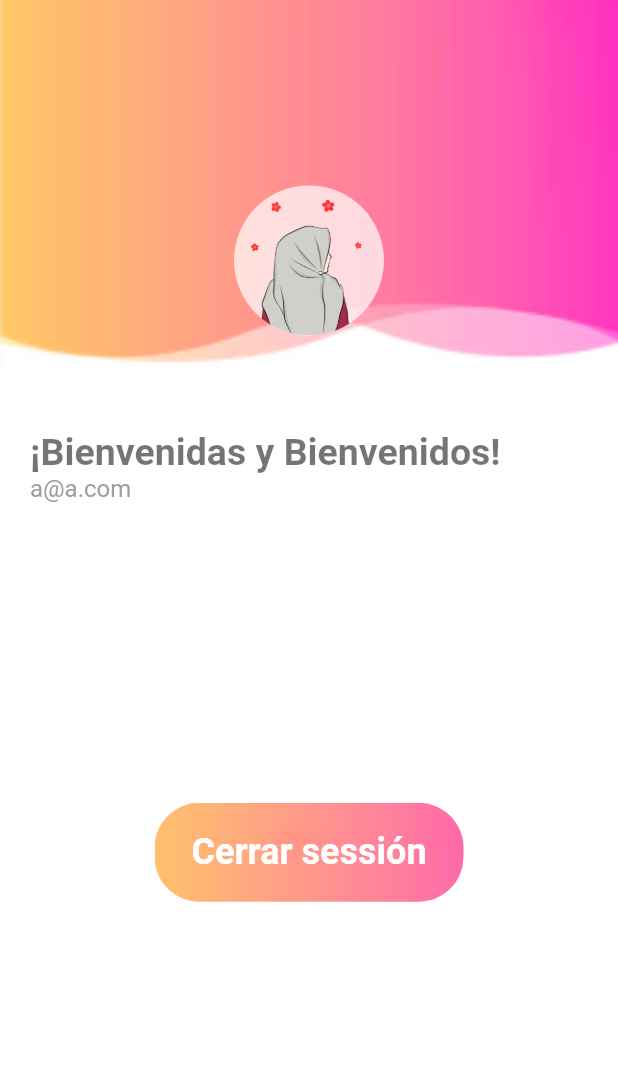
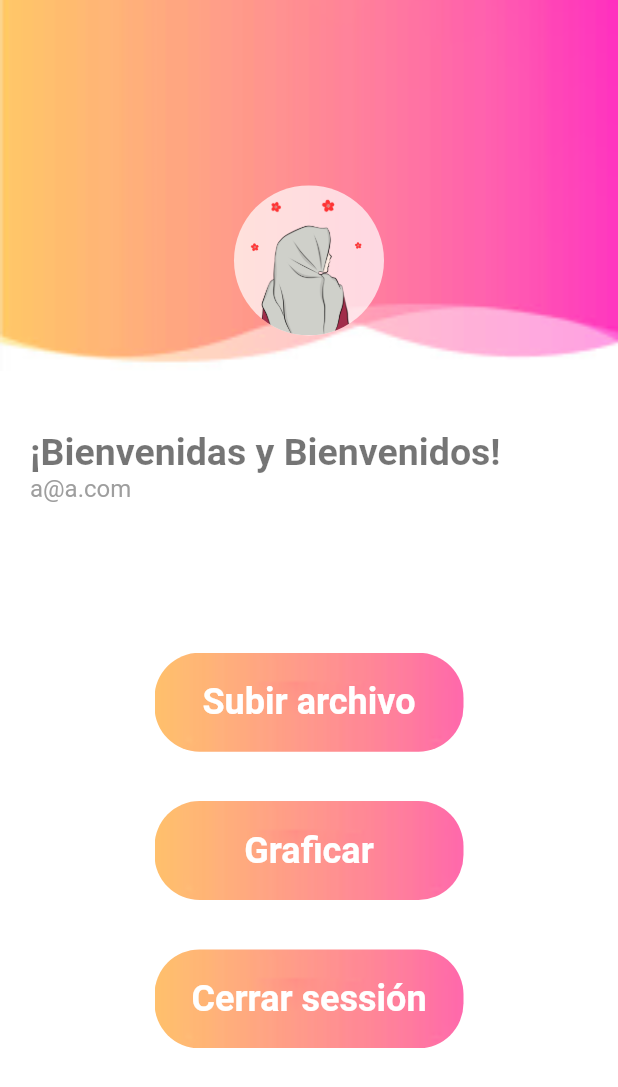
Before and after one commit to GitRockie/dnb-probe, a Flutter app: the HomePage screen opened directly, on a phone screen of 412 x 824 dp. Shown: the top 1087 px of the screen. Run offline on Flutter 3.47's test engine with Material 2 defaults, Android fonts, the phone set to English and light mode, and no system bars; our stand-ins replace get.

Commit message:
Home Page
3 buttons update

```diff
--- a/lib/home_page.dart
+++ b/lib/home_page.dart
@@ -54,7 +54,47 @@ class HomePage extends StatelessWidget {
             ),
           ),
           const SizedBox(
-            height: 200,
+            height: 100,
+          ),
+          Container(
+            width: w * 0.5,
+            height: h * 0.08,
+            decoration: BoxDecoration(
+                borderRadius: BorderRadius.circular(30),
+                image: const DecorationImage(
+                    image: AssetImage('img/loginbtn.png'), fit: BoxFit.cover)),
+            child: const Center(
+              child: Text(
+                'Subir archivo',
+                style: TextStyle(
+                    fontSize: 24,
+                    fontWeight: FontWeight.bold,
+                    color: Colors.white),
+              ),
+            ),
+          ),
+          SizedBox(
+            height: w * 0.08,
+          ),
+          Container(
+            width: w * 0.5,
+            height: h * 0.08,
+            decoration: BoxDecoration(
+                borderRadius: BorderRadius.circular(30),
+                image: const DecorationImage(
+                    image: AssetImage('img/loginbtn.png'), fit: BoxFit.cover)),
+            child: const Center(
+              child: Text(
+                'Graficar',
+                style: TextStyle(
+                    fontSize: 24,
+                    fontWeight: FontWeight.bold,
+                    color: Colors.white),
+              ),
+            ),
+          ),
+          SizedBox(
+            height: w * 0.08,
           ),
           Container(
             width: w * 0.5,
--- a/lib/main.dart
+++ b/lib/main.dart
@@ -29,7 +29,7 @@ class MyApp extends StatelessWidget {
         // is not restarted.
         primarySwatch: Colors.blue,
       ),
-      home: const LoginPage(),
+      home: const HomePage(),
     );
   }
 }
```
